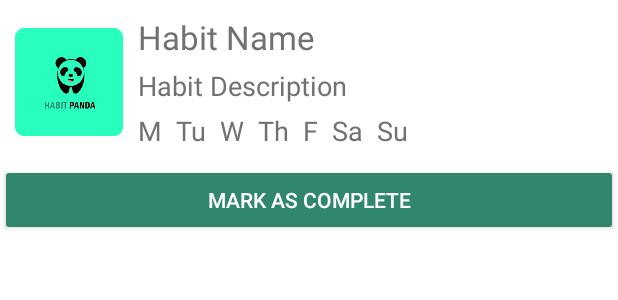
After one commit to naveen63hdh/Habit_Panda, an Android app: the layout card_habit.xml on its own in the app's theme, with its tools: preview values and no code run, on a phone screen of 412 x 824 dp. The commit adds this screen. Shown: the top 300 px of the screen. Run offline under Robolectric (Android 15) with nearby library versions, the phone set to English and light mode, and no system bars.

Commit message:
Habit Home

```diff
--- /dev/null
+++ b/app/src/main/java/com/example/habitpanda/adapters/MyTaskAdapter.java
@@ -0,0 +1,4 @@
+package com.example.habitpanda.adapters;
+
+public class MyTaskAdapter {
+}
--- /dev/null
+++ b/app/src/main/res/layout/card_habit.xml
@@ -0,0 +1,120 @@
+<?xml version="1.0" encoding="utf-8"?>
+<RelativeLayout xmlns:android="http://schemas.android.com/apk/res/android"
+    android:layout_height="wrap_content"
+    android:layout_width="match_parent">
+
+    <RelativeLayout
+        android:id="@+id/habit_card"
+        android:layout_width="match_parent"
+        android:layout_height="wrap_content"
+        android:padding="10dp">
+
+        <ImageView
+            android:id="@+id/level_img"
+            android:layout_width="wrap_content"
+            android:layout_height="wrap_content"
+            android:layout_centerVertical="true"
+            android:src="@mipmap/ic_launcher" />
+
+        <LinearLayout
+            android:layout_width="match_parent"
+            android:layout_height="wrap_content"
+            android:layout_toEndOf="@+id/level_img"
+            android:orientation="vertical"
+            android:paddingHorizontal="10dp">
+
+            <TextView
+                android:id="@+id/habit_name"
+                android:layout_width="wrap_content"
+                android:layout_height="wrap_content"
+                android:text="Habit Name"
+                android:textColor="@color/grey"
+                android:textSize="22sp" />
+
+            <TextView
+                android:id="@+id/habit_desc"
+                android:layout_width="wrap_content"
+                android:layout_height="wrap_content"
+                android:layout_marginTop="5dp"
+                android:text="Habit Description"
+                android:textColor="@color/grey"
+                android:textSize="18sp" />
+
+            <LinearLayout
+                android:id="@+id/days_layout"
+                android:layout_width="wrap_content"
+                android:layout_height="wrap_content"
+                android:layout_marginTop="5dp">
+
+                <TextView
+                    android:id="@+id/mon"
+                    android:layout_width="wrap_content"
+                    android:layout_height="wrap_content"
+                    android:text="M "
+                    android:textColor="@color/grey"
+                    android:textSize="18sp" />
+
+                <TextView
+                    android:id="@+id/tue"
+                    android:layout_width="wrap_content"
+                    android:layout_height="wrap_content"
+                    android:text=" Tu "
+                    android:textColor="@color/grey"
+                    android:textSize="18sp" />
+
+                <TextView
+                    android:id="@+id/wed"
+                    android:layout_width="wrap_content"
+                    android:layout_height="wrap_content"
+                    android:text=" W "
+                    android:textColor="@color/grey"
+                    android:textSize="18sp" />
+
+                <TextView
+                    android:id="@+id/thur"
+                    android:layout_width="wrap_content"
+                    android:layout_height="wrap_content"
+                    android:text=" Th "
+                    android:textColor="@color/grey"
+                    android:textSize="18sp" />
+
+                <TextView
+                    android:id="@+id/fri"
+                    android:layout_width="wrap_content"
+                    android:layout_height="wrap_content"
+                    android:text=" F "
+                    android:textColor="@color/grey"
+                    android:textSize="18sp" />
+
+                <TextView
+                    android:id="@+id/sat"
+                    android:layout_width="wrap_content"
+                    android:layout_height="wrap_content"
+                    android:text=" Sa "
+                    android:textColor="@color/grey"
+                    android:textSize="18sp" />
+
+                <TextView
+                    android:id="@+id/sun"
+                    android:layout_width="wrap_content"
+                    android:layout_height="wrap_content"
+                    android:text=" Su "
+                    android:textColor="@color/grey"
+                    android:textSize="18sp" />
+
+            </LinearLayout>
+
+        </LinearLayout>
+
+    </RelativeLayout>
+
+    <androidx.appcompat.widget.AppCompatButton
+        android:id="@+id/action_btn"
+        android:layout_width="match_parent"
+        android:layout_height="wrap_content"
+        android:layout_below="@+id/habit_card"
+        android:backgroundTint="@color/dark_green"
+        android:text="Mark as Complete"
+        android:textColor="@color/white" />
+
+</RelativeLayout>
```
Also changed, not shown: app/src/main/java/com/example/habitpanda/adapters/MyHabitAdapter.java (added, +95 -0 lines), app/src/main/java/com/example/habitpanda/home/fragment/MyHabitFragment.java (+82 -1 lines), app/src/main/java/com/example/habitpanda/home/fragment/MyTaskFragment.java (+49 -1 lines), app/src/main/java/com/example/habitpanda/models/Habit.java (+143 -1 lines), app/src/main/java/com/example/habitpanda/models/Task.java (+54 -0 lines), app/src/main/res/layout/card_task.xml (added, +49 -0 lines), app/src/main/res/layout/fragment_my_habit.xml (+9 -6 lines), app/src/main/res/layout/fragment_my_task.xml (+7 -5 lines).
